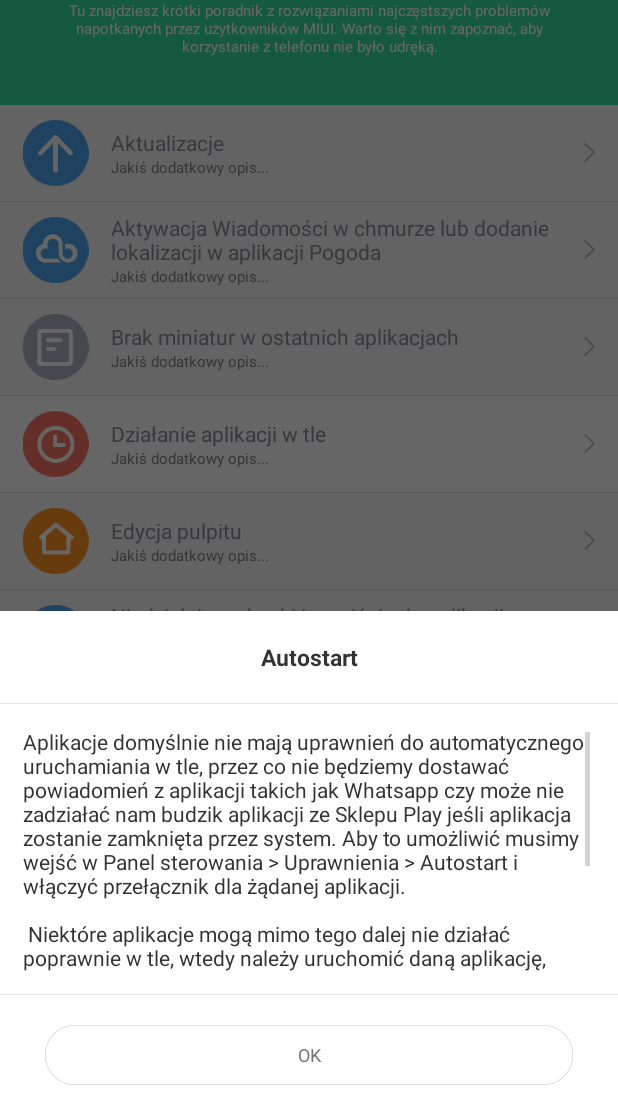
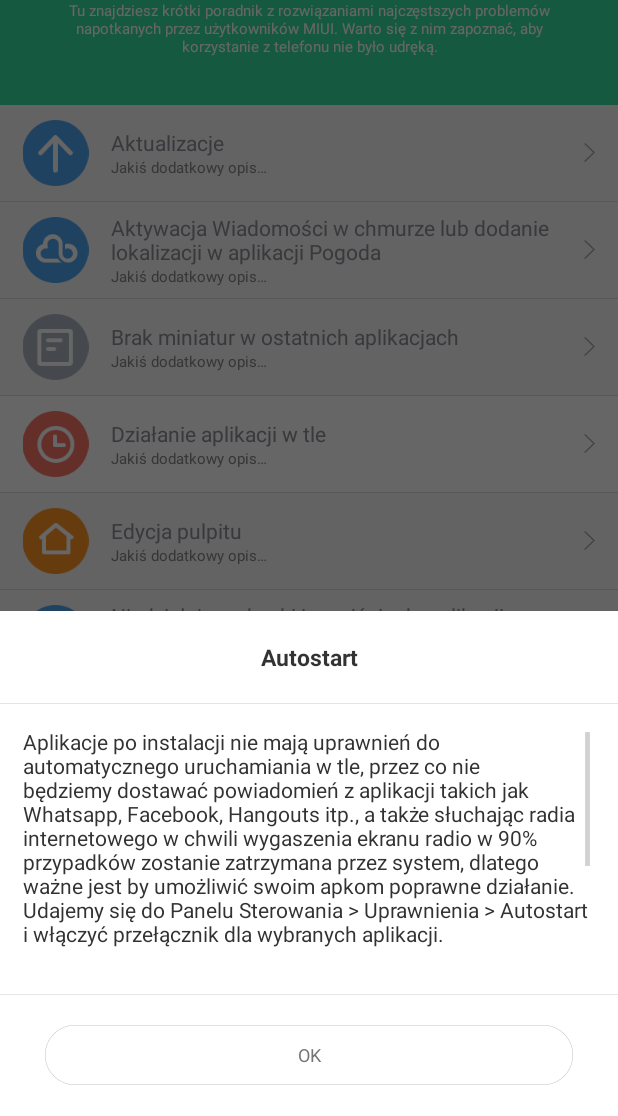
Before and after one commit to zdunex25/miui_user_guide, an Android app: the screen it shows after launch (MainActivity), after a tap on "Działanie aplikacji w tle", on a phone screen of 412 x 824 dp, the part 120-1236 px from its top. Run offline under Robolectric (Android 15) with nearby library versions, the phone set to English and light mode, and no system bars; 1 other tap on this screen came first.

Commit message:
move what left of arrays to strings and descriptions improvement

```diff
--- a/app/src/main/java/pl/zdunex25/tutorial/MainActivity.java
+++ b/app/src/main/java/pl/zdunex25/tutorial/MainActivity.java
@@ -23,8 +23,8 @@ import android.widget.TextView;
 public class MainActivity extends Activity {
 
 	final Context context = this;
-	String[] countries;
-
+	String[] tutuly;
+	String[] opisy;
 
 
 	// Array of integers points to images stored in /res/drawable-ldpi/
@@ -40,33 +40,21 @@ public class MainActivity extends Activity {
 	        R.drawable.ic_key_settings,
 	};
 
-	// Array of strings to store currencies
-	String[] currency = new String[]{
-	        "Jakiś dodatkowy opis...",
-	        "Jakiś dodatkowy opis...",
-	        "Jakiś dodatkowy opis...",
-	        "Jakiś dodatkowy opis...",
-	        "Jakiś dodatkowy opis...",
-	        "Jakiś dodatkowy opis...",
-	        "Jakiś dodatkowy opis...",
-	        "Jakiś dodatkowy opis...",
-	        "Jakiś dodatkowy opis...",
-	};
-
 	@Override
 	protected void onCreate(Bundle savedInstanceState) {
 		super.onCreate(savedInstanceState);
 		setContentView(R.layout.activity_main);
 
-		countries = getResources().getStringArray(R.array.list_items);
+		tutuly = getResources().getStringArray(R.array.list_items);
+		opisy = getResources().getStringArray(R.array.list_items_summary);
 
-		// Each row in the list stores country name, currency and flag
+		// Each row in the list stores country name, opisy and flag
         List<HashMap<String,String>> aList = new ArrayList<HashMap<String,String>>();
 
         for(int i=0;i<9;i++){
             HashMap<String, String> hm = new HashMap<String,String>();
-            hm.put("txt", countries[i]);
-            hm.put("cur", currency[i]);
+            hm.put("txt", tutuly[i]);
+            hm.put("cur", opisy[i]);
             hm.put("flag", Integer.toString(flags[i]) );
             aList.add(hm);
         }
@@ -91,23 +79,23 @@ public class MainActivity extends Activity {
             public void onItemClick(AdapterView<?> parent, View view,
 					int i, long id) {
                 // TODO Auto-generated method stub
-                if(countries[i].equals("Aktualizacje")){
+                if(tutuly[i].equals("Aktualizacje")){
                 	showDialog(getResources().getString(R.string.updates), getResources().getString(R.string.updates_summary));
-                } else if(countries[i].equals("Aktywacja Wiadomości w chmurze lub dodanie lokalizacji w aplikacji Pogoda")){
+                } else if(tutuly[i].equals("Aktywacja Wiadomości w chmurze lub dodanie lokalizacji w aplikacji Pogoda")){
                 	showDialog(getResources().getString(R.string.cloudmsg), getResources().getString(R.string.cloudmsg_summary));
-                } else if(countries[i].equals("Brak miniatur w ostatnich aplikacjach")){
+                } else if(tutuly[i].equals("Brak miniatur w ostatnich aplikacjach")){
                 	showDialog(getResources().getString(R.string.recents), getResources().getString(R.string.recents_summary));
-                } else if(countries[i].equals("Działanie aplikacji w tle")){
+                } else if(tutuly[i].equals("Działanie aplikacji w tle")){
                 	showDialog(getResources().getString(R.string.startup), getResources().getString(R.string.startup_summary));
-                } else if(countries[i].equals("Edycja pulpitu")){
+                } else if(tutuly[i].equals("Edycja pulpitu")){
                 	showDialog(getResources().getString(R.string.layout), getResources().getString(R.string.layout_summary));
-                } else if(countries[i].equals("Niedziałające dymki i przejścia do aplikacji Messenger")){
+                } else if(tutuly[i].equals("Niedziałające dymki i przejścia do aplikacji Messenger")){
                 	showDialog(getResources().getString(R.string.popups), getResources().getString(R.string.popups_summary));
-                } else if(countries[i].equals("Oczekiwanie na Wi-Fi w Sklepie Play i innych")){
+                } else if(tutuly[i].equals("Oczekiwanie na Wi-Fi w Sklepie Play i innych")){
                 	showDialog(getResources().getString(R.string.downloads), getResources().getString(R.string.downloads_summary));
-                } else if(countries[i].equals("Zarządzanie uprawnieniami aplikacji")){
+                } else if(tutuly[i].equals("Zarządzanie uprawnieniami aplikacji")){
                 	showDialog(getResources().getString(R.string.permissions), getResources().getString(R.string.permissions_summary));
-                } else if(countries[i].equals("Zmieniająca się klawiatura")){
+                } else if(tutuly[i].equals("Zmieniająca się klawiatura")){
                 	showDialog(getResources().getString(R.string.missingkeys), getResources().getString(R.string.missingkeys_summary));
                 }
             }
--- a/app/src/main/res/values/strings.xml
+++ b/app/src/main/res/values/strings.xml
@@ -12,19 +12,21 @@
     <string name="permissions">Uprawnienia</string>
     <string name="missingkeys">Klawiatura</string>
 
-    <string name="updates_summary">Są wydawane planowo w każdy piątek. Nie kasują danych i nie wymagają żadnych wipe. Przed zainstalowaniem warto przeczytać wątek na forum poświęcony danej aktualizacji, aby uniknąć niepożądanych problemów i ewentualnie zrobić <b>Kopię zapasową systemu MIUI</b> (Ustawienia -> Urządzenie -> Kopia i kasowanie danych).\n\n
-W systemie MIUI Polska nie ma aktualizacji automatycznych. Aktualizacje musimy pobrać i zainstalować ręcznie. Pobierzesz je ze strony miuipolska.pl/download. <b>Pamiętaj, aby wybrać odpowiedni plik dla Twojego urządzenia!</b> Po pobraniu pliku zip, musi umieścić go w <b>pamięci wewnętrznej</b> urządzenia. Następnie włączamy aplikację <b>Aktualizacje</b>, klikamy na <b>trzykropek</b> w prawym górnym rogu i wybieramy <b>Zainstaluj aktualizację z pliku zip</b>. Pojawi nam się eksplorator plików, w którym wybieramy pobrany uprzednio plik z systemem. Telefon przechodzi w tryb recovery (na niektórych urządzeniach serii MI robi to z poziomu aplikacji), gdzie instaluje system, a następnie restartuje się do systemu.\n\n
-Obecnie zainstalowana wersja jest pokazana w aplikacji <b>Aktualizacje</b>. Format numeru wersji to (ostatnia cyfra roku).(miesiąc).(dzień)</string>
-    <string name="cloudmsg_summary">Te dwie czynności wymagają włączenia tymczasowo języka angielskiego w telefonie. Robimy to w <b>Ustawienia > Urządzenie > Język i klawiatura > Język</b>.</string>
-    <string name="recents_summary">Podgląd aplikacji w menu ostatnich aplikacji włączamy w dwóch krokach. Najpierw wchodzimy w <b>Ustawienia > Urządzenie > Bateria i wydajność > Animacje systemu</b> i wybieramy opcję <b>Pokaż animacje systemowe</b>, po czym telefon się zrestartuje. Następnie włączamy menu ostatnich aplikacji i wykonujemy gest odszczypnięcia (palce się rozchodzą).</string>
-    <string name="startup_summary">Aplikacje domyślnie nie mają uprawnień do automatycznego uruchamiania w tle, przez co nie będziemy dostawać powiadomień z aplikacji takich jak Whatsapp czy może nie zadziałać nam budzik aplikacji ze Sklepu Play jeśli aplikacja zostanie zamknięta przez system. Aby to umożliwić musimy wejść w <b>Panel sterowania > Uprawnienia > Autostart</b> i włączyć przełącznik dla żądanej aplikacji.\n\n
-Niektóre aplikacje mogą mimo tego dalej nie działać poprawnie w tle, wtedy należy uruchomić daną aplikację, kliknąć klawisz <b>Home</b>, następnie <b>Menu</b> (ostatnie aplikacje) i przeciągnąć ikonę/miniaturę danej aplikacji w dół. Po poprawnym wykonaniu powinna pojawić się kłódka w prawym górnym rogu.\n\n
-Warto też wyłączyć <b>oszczędzanie baterii w Ustawienia > Urządzenie > Bateria i wydajność > Oszczędzanie baterii</b>.</string>
-    <string name="layout_summary">Pulpit edytujemy szczypiąc go dwoma palcami na pustym miejscu pulpitu. Zmiany układu dokonujemy jednak szczypiąc go trzema palcami.</string>
-    <string name="popups_summary">Aby aktywować dymki, należy dać aplikacji <b>uprawnienie Pokaż pływające okna</b>. Następnie w <b>Ustawienia > Powiadomienia > Powiadomienia aplikacji</b> włączamy dla aplikacji przełączniki <b>Pływające okna</b> oraz <b>Na ekranie blokady</b>.</string>
-    <string name="downloads_summary">Jest to wynikiem limitu ustawionego w aplikacji <b>Pobrane</b>. Aby go znieść, musimy wejść do aplikacji i kliknąć <b>trzykropek</b> w prawym górnym rogu, <b>Ustawienia</b> i zwiększyć lub znieść <b>Limit pobierania przez sieć 3G/4G</b>.</string>
-    <string name="permissions_summary">W MIUI jest możliwość przyznawania i odbierania aplikacjom uprawnień, np. do używania GPS, czytania kontaktów itp. Domyślnie część z nich jest zablokowanych. Aby aktywować zarządzanie, wchodzimy do <b>Panel sterowania > Uprawnienia</b> i klikamy <b>zębatkę</b> w prawym górnym rogu, a następnie włączamy opcję <b>Zarządzanie uprawnieniami</b>. Po kliknięciu przycisku <b>Wstecz</b> wybieramy pozycję <b>Uprawnienia</b>, gdzie zarządzamy nimi dla widocznych tam aplikacji.</string>
-    <string name="missingkeys_summary">Jeżeli napotykasz problem z klawiaturą zmieniającą się na klawiaturę Google lub Xperia, wejdź w <b>Ustawienia > Aplikacje</b>, wybierz tę klawiaturę, z której nie korzystasz (lub obydwie) i kliknij <b>Wyłącz</b>.</string>
+    <string name="updates_summary">Aktualizacje wychodzą w każdy piątek. Nie kasują danych i nie wymagają wipe. Przed zainstalowaniem warto przeczytać wątek na forum poświęcony wersji danej aktualizacji, by uniknąć niepożądanych problemów i ewentualnie zrobić <b>Kopię zapasową systemu MIUI</b> (Ustawienia > Urządzenie > Kopia i kasowanie danych).\n\n
+W systemie MIUIPolska nie ma aktualizacji OTA, musimy pobrać i instalować nowe ROMy ręcznie. Pobieramy je ze strony <a href="https://miuipolska.pl/download/">Pobierz MIUI</a>. <b>Pamiętaj, aby wybrać odpowiedni plik dla Twojego urządzenia!</b>. Po pobraniu pliku zip trzeba umieścić go w <b>pamięci wewnętrznej</b> urządzenia. Następnie włączamy aplikację <b>Aktualizacje</b>, klikamy na <b>trzykropek</b> w prawym górnym rogu i wybieramy <b>Zainstaluj aktualizację z pliku zip</b>. Pojawi nam się eksplorator plików, w którym wybieramy pobrany uprzednio plik z systemem. Telefon przechodzi w tryb recovery (na niektórych urządzeniach serii MI robi to z poziomu aplikacji), gdzie instaluje system, a następnie restartuje się do nowej wersji systemu.\n\n
+Aktualnie posiadaną wersję sprawdzamy także w aplikacji <b>Aktualizacje</b>. Format numeru wersji to (ostatnia cyfra roku).(miesiąc).(dzień)</string>
+    <string name="cloudmsg_summary">Pogoda oraz chmura wymagają przełączenia się na języka angielskiego w telefonie. Robimy to w <b>Ustawienia > Urządzenie > Język i klawiatura > Język</b>. Po skonfigurowaniu możemy śmiało wrócić do ojczystego języka.</string>
+    <string name="recents_summary">Podgląd aplikacji w menu ostatnich aplikacji włączamy w dwóch krokach. Najpierw wchodzimy w <b>Ustawienia > Urządzenie > Bateria i wydajność > Animacje systemu</b> i wybieramy opcję <b>Pokaż animacje systemowe</b> po czym telefon się zrestartuje. Następnie włączamy menu ostatnich aplikacji i wykonujemy gest odszczypnięcia (palce się rozchodzą).</string>
+    <string name="startup_summary">Aplikacje po instalacji nie mają uprawnień do automatycznego uruchamiania w tle, przez co nie będziemy dostawać powiadomień z aplikacji takich jak Whatsapp, Facebook, Hangouts itp., a także słuchając radia internetowego w chwili wygaszenia ekranu radio w 90% przypadków zostanie zatrzymana przez system, dlatego ważne jest by umożliwić swoim apkom poprawne działanie. Udajemy się do <b>Panelu Sterowania > Uprawnienia > Autostart</b> i włączyć przełącznik dla wybranych aplikacji.\n\n
+Niektóre aplikacje mimo dodania do autostartu mogą nadal być zatrzymywane przez system (rzadko, ale jednak się zdarza) wtedy należy uruchomić daną aplikację, kliknąć przycisk <b>HOME</b>, następnie <b>MENU</b> (widok ostatnich aplikacji) i przeciągnąć ikonę/miniaturę danej aplikacji w dół. Po poprawnym wykonaniu powinna pojawić się kłódka w prawym górnym rogu podglądu aplikacji.</string>
+    <string name="layout_summary">Do edycji pulpitu możemy się dostać na dwa sposoby:\n
+	1) szczypiąc go dwoma palcami\n
+	2) przytrzymując przycisk MENU\n\n
+	Zmiany ilości ekranów bądź wyboru ekranu głównego dokonujemy szczypiąc go trzema palcami.</string>
+    <string name="popups_summary">Dobrze znany problem, łatwy do naprawienia wystarczy udać się do <b>Panelu Sterowania > Uprawnienia > Uprawnienie > Messenger</b> i odszukać i zezwolić na <b>Pokazywanie pływających okien</b>, naturalnie komunikator powinien znajdować się także w <b>Autostarcie</b>.</string>
+    <string name="downloads_summary">Jeżeli irytują Was ciągłe komunikaty o włączenie Wi-Fi by móc cokolwiek pobrać, musicie udać się do aplikacji <b>Pobrane</b>, a dokładnie do jej ustawień i tam znieść <b>limit pobierania</b> przez mobilne 3g/4g</string>
+    <string name="permissions_summary">Uprawnienie mają wpływ na każdą aplikację zainstalowaną z Play Store i są ważną częścią systemu, bez poprawnej konfiguracji potrafią znacząco utrudnić życie, ale do rzeczy. Pierwszym krokiem jest aktywacja, udajemy się do <b>Panelu Sterowania > Uprawnienia</b> i klikamy przycisk ustawień w prawym górnym rogu, następnie zaznaczamy opcję <b>Zarządzaj uprawnieniami</b>. Teraz wystarczy się cofnąć i kliknąć pozycję <b>Uprawnienia</b>, oczom ukaże się lista zainstalowanych aplikacji i teraz ważne, jeżeli używamy innej aplikacji do SMS to musimy ją znaleźć na tej liście i zezwolić na odbieranie/wysyłanie wiadomości, analogicznie postępujemy z innymi. Jako dodatkowy przykładem podam Kalendarz Google, któremu musimy zezwolić na dostęp do wydarzeń inaczej nic w nim nie zobaczymy. <b>Także jeżeli ominiecie konfigurację uprawnień to połowa jak nie więcej Waszych aplikacji nie będzie w stanie uzyskiwać danych i działać jak byście sobie tego życzyli</b>.</string>
+    <string name="missingkeys_summary">Jeżeli borykasz się z problem samo-zmieniającej się klawiatury na domyślną, bądź też zostajesz całkowicie bez klawiatury koniecznie dodaj tą, której chcesz używać do <b>Autostartu</b> w <b>Panelu sterowania</b>.</string>
 
     <string name="lets_try">%1$s</string>
     <string name="lets_try2">%1$s</string>
@@ -40,5 +42,16 @@ Warto też wyłączyć <b>oszczędzanie baterii w Ustawienia > Urządzenie > Bat
         <item>Zarządzanie uprawnieniami aplikacji</item>
         <item>Zmieniająca się klawiatura</item>
     </string-array>
+    <string-array name="list_items_summary">
+        <item>Jakiś dodatkowy opis&#8230;</item>
+        <item>Jakiś dodatkowy opis&#8230;</item>
+        <item>Jakiś dodatkowy opis&#8230;</item>
+        <item>Jakiś dodatkowy opis&#8230;</item>
+        <item>Jakiś dodatkowy opis&#8230;</item>
+        <item>Jakiś dodatkowy opis&#8230;</item>
+        <item>Jakiś dodatkowy opis&#8230;</item>
+        <item>Jakiś dodatkowy opis&#8230;</item>
+        <item>Jakiś dodatkowy opis&#8230;</item>
+    </string-array>
 
 </resources>
```
